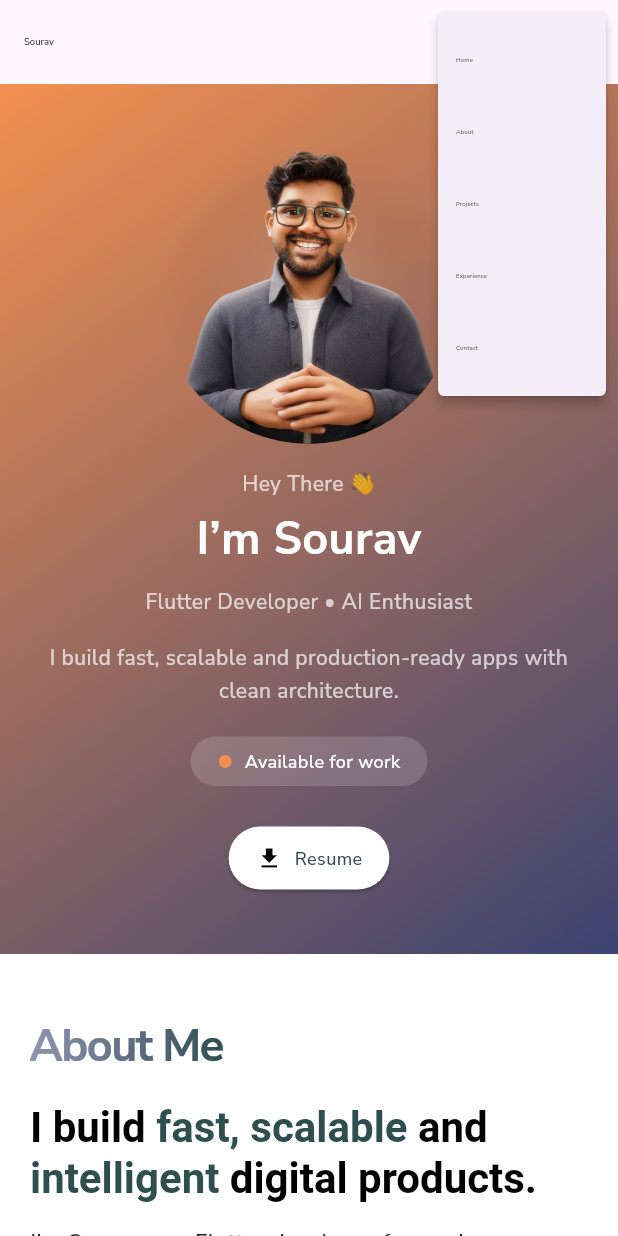
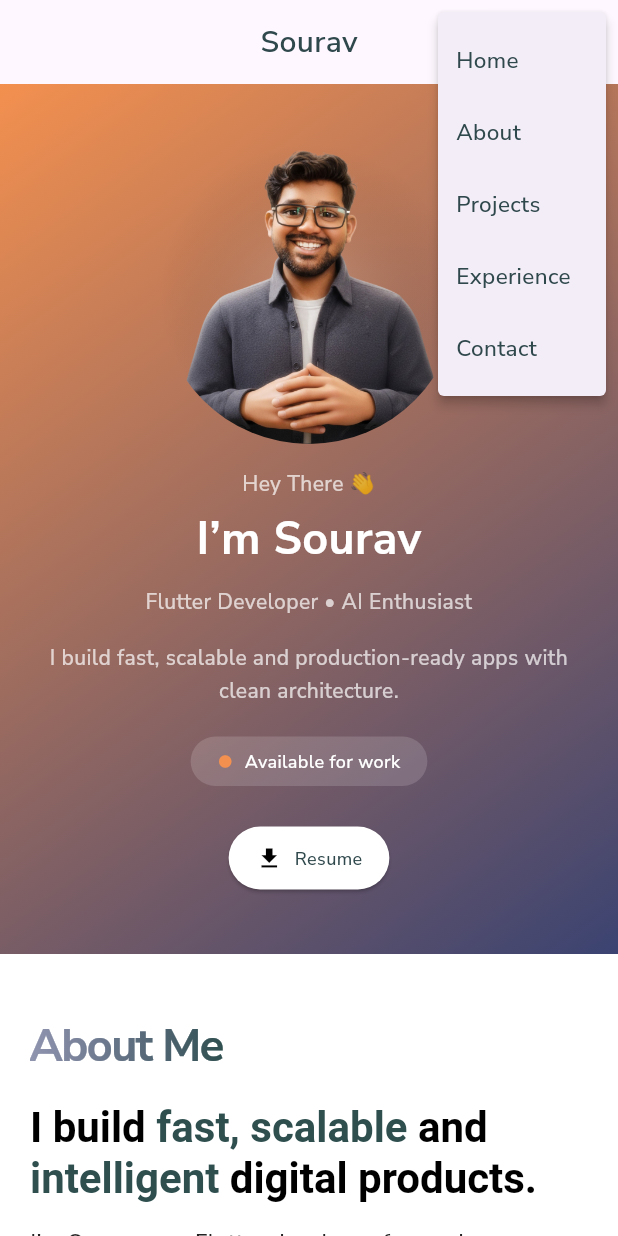
Before and after one commit to Sourav0174/portfolio_flutter, a Flutter app: the screen it shows after launch, after a tap on the "more vert" icon, on a phone screen of 412 x 824 dp. Run offline on Flutter 3.47's test engine with Material 3 defaults, Android fonts, the phone set to English and light mode, and no system bars; drawn by our look-alikes of flutter_animate; our stand-ins replace confetti, flutter_screenutil, get, google_fonts.

Commit message:
navbar update

```diff
--- a/lib/app/modules/home/widgets/desktop/navbar.dart
+++ b/lib/app/modules/home/widgets/desktop/navbar.dart
@@ -3,6 +3,7 @@ import 'dart:async';
 import 'package:flutter/material.dart';
 import 'package:google_fonts/google_fonts.dart';
 import 'package:portfolio/app/helpers/constants/app_colors.dart';
+import 'package:portfolio/app/helpers/constants/constant_variables.dart';
 
 class Navbar extends StatelessWidget {
   final Function(int) onMenuTap;
@@ -87,7 +88,10 @@ class _DesktopMenu extends StatelessWidget {
                   width: 1.3,
                 ),
               ),
-              child: Text(items[index].toUpperCase(),style: TextStyle(),),
+              child: Text(
+                items[index].toUpperCase(),
+                style: theme.bodyMedium!.copyWith(),
+              ),
             ),
           ),
         );
@@ -101,7 +105,7 @@ class _ContactButton extends StatelessWidget {
   Widget build(BuildContext context) {
     return Row(
       children: [
-        const Text("+91 9041618674", style: TextStyle(fontSize: 14)),
+        Text("+91 9041618674", style: theme.bodyMedium!.copyWith(fontSize: 14)),
         const SizedBox(width: 8),
         Container(
           height: 40,
@@ -212,7 +216,7 @@ class _AnimatedGreetingState extends State<AnimatedGreeting>
         position: _slideAnimation,
         child: Text(
           greetings[currentIndex],
-          style: GoogleFonts.shadowsIntoLight(
+          style: theme.bodyMedium!.copyWith(
             fontSize: 22,
             fontWeight: FontWeight.bold,
             letterSpacing: 1.2,
--- a/lib/app/modules/home_mobile/views/home_mobile_view.dart
+++ b/lib/app/modules/home_mobile/views/home_mobile_view.dart
@@ -1,4 +1,5 @@
 import 'package:flutter/material.dart';
+import 'package:portfolio/app/helpers/constants/constant_variables.dart';
 import 'package:portfolio/app/helpers/widgets/mobile/about_section_mobile.dart';
 import 'package:portfolio/app/helpers/widgets/mobile/contact_section_mobile.dart';
 import 'package:portfolio/app/helpers/widgets/mobile/experience_section_mobile.dart';
@@ -36,7 +37,14 @@ class _HomeMobileViewState extends State<HomeMobileView> {
   Widget build(BuildContext context) {
     return Scaffold(
       appBar: AppBar(
-        title: const Text("Sourav"),
+        centerTitle: true,
+        title: Text(
+          "Sourav",
+          style: theme.bodyMedium!.copyWith(
+            fontSize: 20,
+            fontWeight: FontWeight.w600,
+          ),
+        ),
         actions: [
           PopupMenuButton<int>(
             onSelected: (index) {
@@ -58,12 +66,42 @@ class _HomeMobileViewState extends State<HomeMobileView> {
                   break;
               }
             },
-            itemBuilder: (context) => const [
-              PopupMenuItem(value: 0, child: Text("Home")),
-              PopupMenuItem(value: 1, child: Text("About")),
-              PopupMenuItem(value: 2, child: Text("Projects")),
-              PopupMenuItem(value: 3, child: Text("Experience")),
-              PopupMenuItem(value: 4, child: Text("Contact")),
+            itemBuilder: (context) => [
+              PopupMenuItem(
+                value: 0,
+                child: Text(
+                  "Home",
+                  style: theme.bodyMedium!.copyWith(fontSize: 15),
+                ),
+              ),
+              PopupMenuItem(
+                value: 1,
+                child: Text(
+                  "About",
+                  style: theme.bodyMedium!.copyWith(fontSize: 15),
+                ),
+              ),
+              PopupMenuItem(
+                value: 2,
+                child: Text(
+                  "Projects",
+                  style: theme.bodyMedium!.copyWith(fontSize: 15),
+                ),
+              ),
+              PopupMenuItem(
+                value: 3,
+                child: Text(
+                  "Experience",
+                  style: theme.bodyMedium!.copyWith(fontSize: 15),
+                ),
+              ),
+              PopupMenuItem(
+                value: 4,
+                child: Text(
+                  "Contact",
+                  style: theme.bodyMedium!.copyWith(fontSize: 15),
+                ),
+              ),
             ],
           ),
         ],
```
